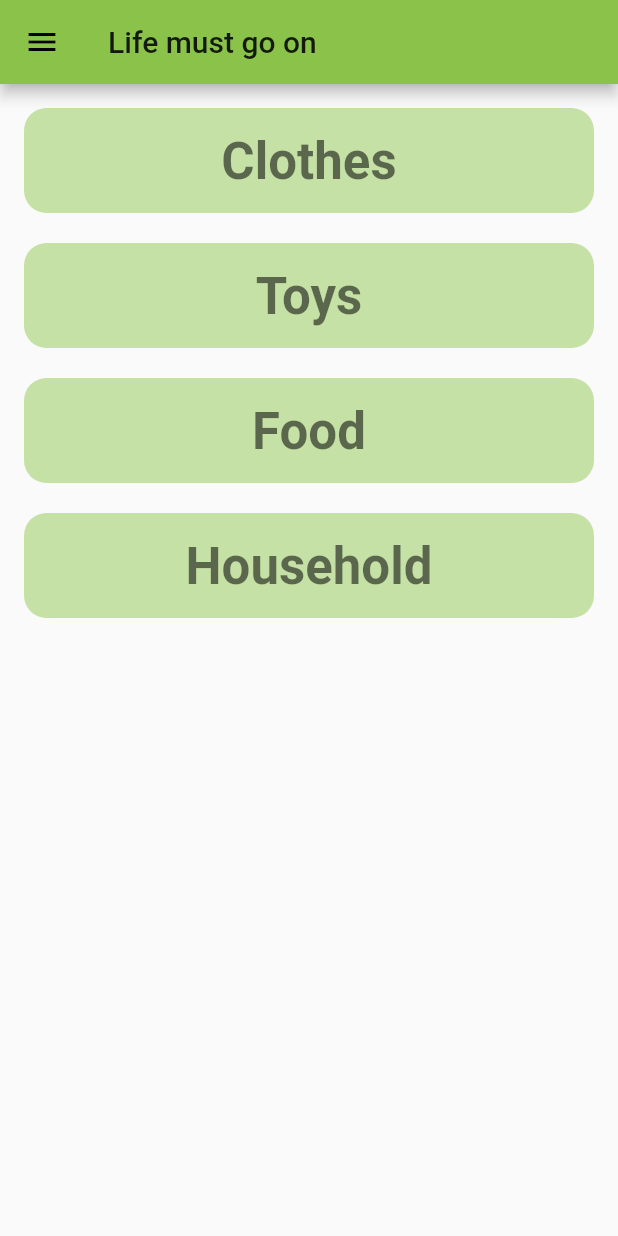
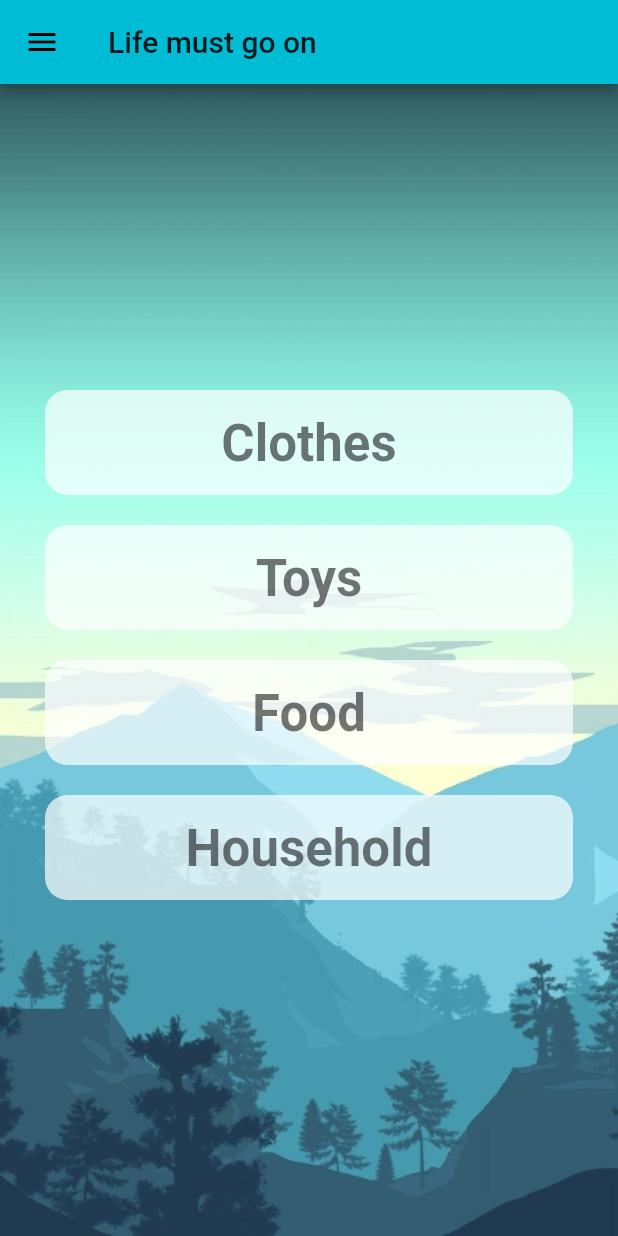
Before and after one commit to nikifaets/life-must-go-on, a Flutter app: the screen it shows after launch, on a phone screen of 412 x 824 dp. Run offline on Flutter 3.47's test engine with Material 2 defaults, Android fonts, the phone set to English and light mode, and no system bars.

Commit message:
UI improvements

```diff
--- a/frontend/lib/category_tile.dart
+++ b/frontend/lib/category_tile.dart
@@ -17,6 +17,10 @@ class CategoryTile extends StatelessWidget {
   @override
   Widget build(BuildContext context) {
     return Container(
+      margin: EdgeInsets.symmetric(horizontal: 30),
+      child: SizedBox(
+        width: double.infinity,
+        child: Container(
           margin: EdgeInsets.only(bottom: 20),
           child: FlatButton(
             padding: EdgeInsets.all(15),
@@ -26,7 +30,8 @@ class CategoryTile extends StatelessWidget {
             shape: RoundedRectangleBorder(
               borderRadius: BorderRadius.circular(15),
             ),
-        color: Theme.of(context).backgroundColor,
+            color: Colors.white70,
+            child: Container(
               child: Text(
                 this.name,
                 style: Theme.of(context)
@@ -35,6 +40,9 @@ class CategoryTile extends StatelessWidget {
                     .copyWith(fontWeight: FontWeight.bold),
               ),
             ),
+          ),
+        ),
+      ),
     );
   }
 }
--- a/frontend/lib/event_list.dart
+++ b/frontend/lib/event_list.dart
@@ -18,9 +18,8 @@ class EventList extends StatelessWidget {
     final response = await http.get(endpoint + "/label?name=" + category);
 
     if (response.statusCode == 200) {
-      return jsonDecode(jsonDecode(response.body))
-          .map((item) => EventEntry.fromJson(item))
-          .toList<EventEntry>();
+      return List<EventEntry>.from(
+          jsonDecode(response.body).map((item) => EventEntry.fromJson(item)));
     } else {
       throw Exception('Failed to fetch events');
     }
--- a/frontend/lib/main.dart
+++ b/frontend/lib/main.dart
@@ -17,7 +17,7 @@ class MyApp extends StatelessWidget {
       title: projectTitle,
       debugShowCheckedModeBanner: false,
       theme: ThemeData(
-        primarySwatch: Colors.lightGreen,
+        primarySwatch: Colors.cyan,
         visualDensity: VisualDensity.adaptivePlatformDensity,
       ),
       home: MyHomePage(),
@@ -47,12 +47,24 @@ class _MyHomePageState extends State<MyHomePage> {
             drawer: MyDrawer(
               curr: "home",
             ),
-            body: ListView.builder(
-              padding: EdgeInsets.all(16.0),
-              itemCount: snapshot.data.length,
-              itemBuilder: (context, i) {
-                return CategoryTile(name: snapshot.data[i]);
-              },
+            body: Container(
+              decoration: BoxDecoration(
+                image: DecorationImage(
+                  image: AssetImage("lib/assets/background.jpg"),
+                  fit: BoxFit.cover,
+                ),
+              ),
+              child: Center(
+                child: Column(
+                    mainAxisAlignment: MainAxisAlignment.center,
+                    crossAxisAlignment: CrossAxisAlignment.center,
+                    children: [
+                      CategoryTile(name: snapshot.data[0]),
+                      CategoryTile(name: snapshot.data[1]),
+                      CategoryTile(name: snapshot.data[2]),
+                      CategoryTile(name: snapshot.data[3]),
+                    ]),
+              ),
             ),
           );
         } else if (snapshot.hasError) {
--- a/frontend/pubspec.yaml
+++ b/frontend/pubspec.yaml
@@ -45,7 +45,8 @@ flutter:
   # included with your application, so that you can use the icons in
   # the material Icons class.
   uses-material-design: true
-
+  assets:
+      - lib/assets/
   # To add assets to your application, add an assets section, like this:
   # assets:
   #   - images/a_dot_burr.jpeg
```
Also changed, not shown: frontend/lib/add_event.dart (+7 -2 lines), frontend/lib/event_tile.dart (+17 -4 lines), frontend/lib/assets/background.jpg (added). Lines whose indentation alone changed are shown as unchanged.
